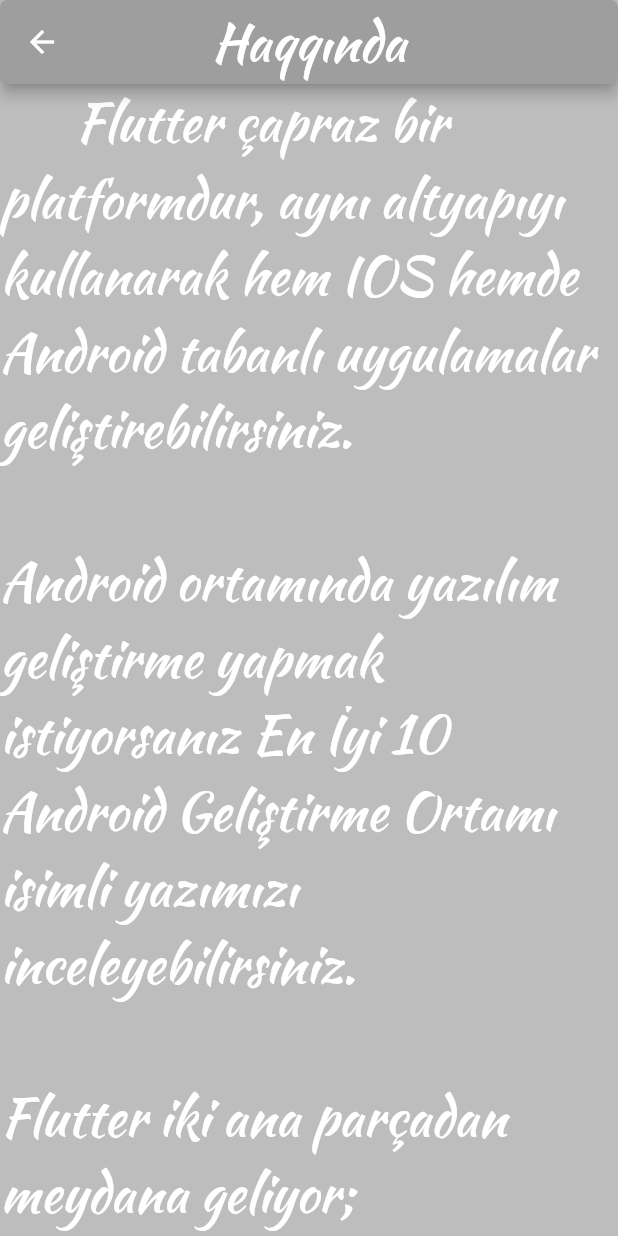
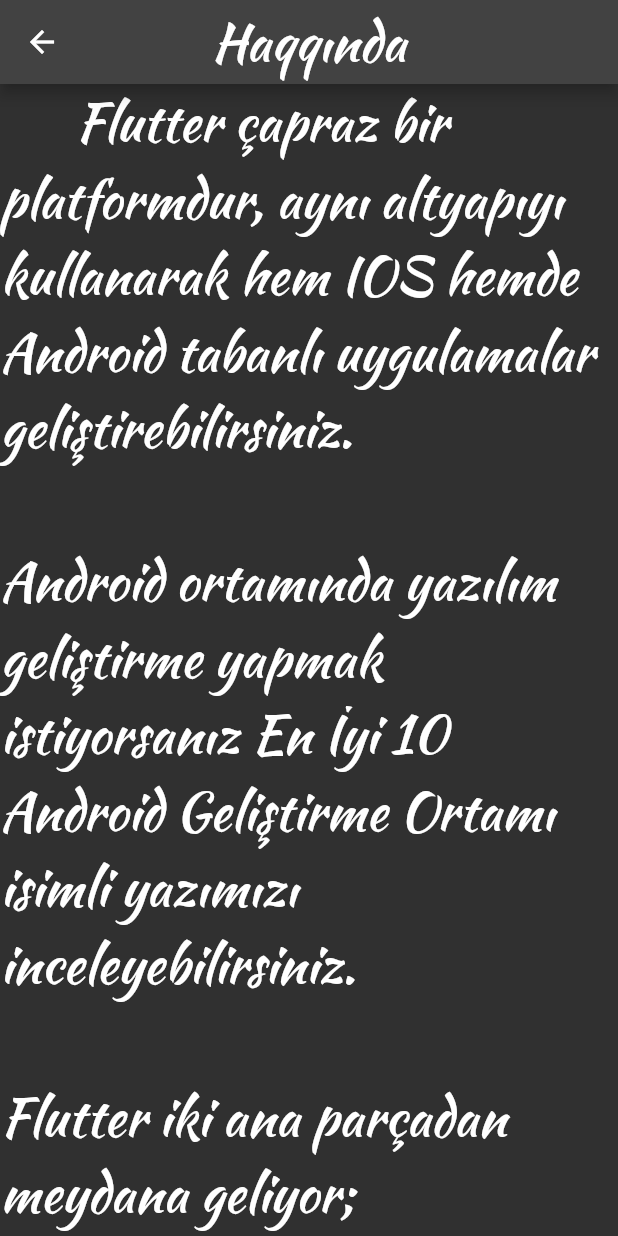
Before and after one commit to ramo828/numb_v3, a Flutter app: the screen it shows after launch, in the side drawer, after a tap on "Haqqında", on a phone screen of 412 x 824 dp. Run offline on Flutter 3.47's test engine with Material 2 defaults, Android fonts, the phone set to English and light mode, and no system bars; our stand-ins replace font_awesome_flutter, mask_text_input_formatter, shared_preferences, smooth_page_indicator, sqflite; accounts and stored records are empty; statements that could not run were skipped.

Commit message:
Provider controller dark mode

```diff
--- a/lib/database/db.dart
+++ b/lib/database/db.dart
@@ -24,7 +24,8 @@
 
   Future<void> createDB(Database db) async {
     await db.execute("""
-    CREATE TABLE if NOT EXISTS $tableName (id int, user TEXT, password TEXT)
+    CREATE TABLE if NOT EXISTS $tableName (
+    id int, user TEXT, password TEXT)
 """);
   }
 // Butun melumatlari tek datadan almaq ucun
--- a/lib/elements/loginElements.dart
+++ b/lib/elements/loginElements.dart
@@ -64,7 +64,7 @@
                           decoration: const InputDecoration(
                             border: InputBorder.none,
                             prefixIcon: Padding(
-                              padding: EdgeInsets.all(4.0),
+                              padding: EdgeInsets.all(5.0),
                               child: Icon(
                                 Icons.person,
                                 size: 40,
@@ -72,7 +72,9 @@
                             ),
                             prefix: Text(" "),
                             hintText: 'Istifadəçi adı',
-                            hintStyle: TextStyle(fontSize: 25),
+                            hintStyle: TextStyle(
+                              fontSize: 25,
+                            ),
                           ),
                           style: const TextStyle(
                             fontSize: 30,
@@ -201,6 +203,7 @@
       child: const Center(
         child: Text(
           "Daxil ol",
+          style: TextStyle(fontSize: 30),
         ),
       ),
     );
--- a/lib/main.dart
+++ b/lib/main.dart
@@ -1,5 +1,6 @@
 import 'package:flutter/material.dart';
 import 'package:font_awesome_flutter/font_awesome_flutter.dart';
+import 'package:provider/provider.dart';
 import 'package:routetest/account/account.dart';
 import 'package:routetest/database/db.dart';
 import 'package:routetest/pages/registerPages/registerPage.dart';
@@ -15,14 +16,19 @@
 
 late myDataBase db;
 late Account a;
+ThemeData? theme;
 String userName = "";
 String userPass = "";
 bool themeStatus = true;
-bool isLoading = false;
 
 void main(List<String> args) {
   runApp(
-    const YaziOrneyi(),
+    ChangeNotifierProvider<themeWrite>(
+      child: const YaziOrneyi(),
+      create: (context) {
+        return themeWrite();
+      },
+    ),
   );
 }
 
@@ -31,18 +37,7 @@
   sp.setBool('new', false);
 }
 
-void setThemeMode() async {
-  //
-  SharedPreferences sp = await SharedPreferences.getInstance();
-  if (sp.getBool("theme") == null) themeStatus == true;
-  if (themeStatus == true) {
-    themeStatus = false;
-  } else {
-    themeStatus = true;
-  }
-  sp.setBool('theme', themeStatus);
-}
-
+//Ilk defe programlari yekleyenler ucun
 Future<bool> getNewUser() async {
   SharedPreferences sp = await SharedPreferences.getInstance();
   return sp.getBool('new') ?? true;
@@ -56,38 +51,29 @@
 }
 
 class _YaziOrneyiState extends State<YaziOrneyi> {
-  Future<void> themeMode() async {
-    SharedPreferences sp = await SharedPreferences.getInstance();
-    themeStatus = await sp.getBool('theme') ?? true;
-    setState(() {});
-  }
-
   void dbInit() {
     try {
       db = myDataBase();
       db.open();
     } catch (e) {
-      // ignore: avoid_print
-      print(e);
+      debugPrint(e.toString());
     }
-    // ignore: avoid_print
-    print("Initilazed");
+    debugPrint("Initilazed");
   }
 
   void init() async {
     userName = await db.getUser('user');
     userPass = await db.getUser('password');
-    // ignore: avoid_print
-    await getNewUser() ? oldUser() : print("Old user");
+    await getNewUser() ? oldUser() : debugPrint("Old user");
   }
 
   @override
   void initState() {
+    Provider.of<themeWrite>(context, listen: false).themeInit();
+
     super.initState();
     dbInit();
     init();
-    themeMode();
-    isLoading = true;
   }
 
   @override
@@ -97,7 +83,7 @@
 
     return MaterialApp(
       debugShowCheckedModeBanner: false,
-      theme: themeStatus ? themeWrite().myTheme : ThemeData.dark(),
+      theme: Provider.of<themeWrite>(context).theme,
       initialRoute: '/',
       onGenerateRoute: (settings) {
         switch (settings.name) {
@@ -131,15 +117,7 @@
       home: Scaffold(
         drawer: const drawer(),
         appBar: appBar(),
-        body: isLoading
-            ? loginTwo()
-            : const Center(
-                child: SizedBox(
-                  height: 60,
-                  width: 60,
-                  child: CircularProgressIndicator(),
-                ),
-              ),
+        body: const loginTwo(),
       ),
     );
   }
@@ -148,7 +126,7 @@
     return AppBar(
       actions: [
         GestureDetector(
-          child: themeStatus
+          child: !Provider.of<themeWrite>(context, listen: false).getThemeMode
               ? const Padding(
                   padding: EdgeInsets.all(8.0),
                   child: Icon(
@@ -165,9 +143,7 @@
                 ),
           onTap: () {
             setState(() {
-              setThemeMode();
-              // ignore: avoid_print
-              print("onTap: $themeStatus");
+              Provider.of<themeWrite>(context, listen: false).toggle();
             });
           },
         ),
@@ -227,10 +203,9 @@
             onPageChanged: (value) {
               setState(() {});
             },
-            children: [
-              const loginPage(),
-              const register(),
-              Text("Login: $userName\nPassword: $userPass"),
+            children: const [
+              loginPage(),
+              register(),
             ],
           ),
         ),
--- a/lib/theme/themeData.dart
+++ b/lib/theme/themeData.dart
@@ -2,8 +2,7 @@
 import 'package:shared_preferences/shared_preferences.dart';
 
 ThemeData default1 = ThemeData(
-  // primaryColor: Colors.grey.shade400,
-  // primarySwatch: Colors.blueGrey,
+  // brightness: Brightness.dark,
   scaffoldBackgroundColor: Colors.grey.shade400,
   appBarTheme: AppBarTheme(
     backgroundColor: Colors.grey.shade500,
@@ -13,7 +12,6 @@
         Radius.circular(5.0),
       ),
     ),
-    // toolbarHeight: 30,
   ),
   materialTapTargetSize: MaterialTapTargetSize.padded,
   drawerTheme: DrawerThemeData(
@@ -30,20 +28,20 @@
   textTheme: TextTheme(
     bodyText1: TextStyle(
       fontSize: 21.0,
-      fontFamily: 'esasFont',
+      // fontFamily: 'esasFont',
       color: Colors.grey.shade300,
     ),
     bodyText2: const TextStyle(
       fontSize: 25.0,
-      fontFamily: 'esasFont',
+      // fontFamily: 'esasFont',
       color: Colors.white,
     ),
   ),
   hintColor: Colors.white,
-  fontFamily: 'esasFont',
+  // fontFamily: 'esasFont',
   dataTableTheme: DataTableThemeData(
     headingTextStyle: TextStyle(
-      fontFamily: 'esasFont',
+      // fontFamily: 'esasFont',
       fontSize: 20,
       color: Colors.purple.shade500,
     ),
@@ -53,7 +51,7 @@
     actionTextColor: Colors.white,
     contentTextStyle: const TextStyle(
       color: Colors.white,
-      fontFamily: 'esasFont',
+      // fontFamily: 'esasFont',
       fontSize: 20,
     ),
   ),
@@ -69,35 +67,46 @@
 
 // ignore: unused_element
 class themeWrite with ChangeNotifier {
-  SharedPreferences? _shared;
+  bool _dark = true;
+  bool _darkDef = true;
 
-  bool _dark = true;
-
-  Future<void> _createdPrefObj() async {
-    _shared = await SharedPreferences.getInstance();
+  void themeInit() async {
+    _darkDef = await getMode;
+    debugPrint("Dark : ${_darkDef}");
+    notifyListeners();
   }
 
   void toggle() async {
-    await loadData();
-    _dark ? _dark = false : _dark = true;
-    print(getMode);
+    await getMode ? _dark = false : _dark = true;
     saveData(_dark);
+    _darkDef = await getMode;
+    debugPrint("$_darkDef");
     notifyListeners();
   }
 
-  void saveData(bool value) {
-    _shared?.setBool("dark", value);
-    notifyListeners();
+  ThemeData get theme {
+    if (_darkDef == true)
+      return dark;
+    else
+      return default1;
   }
 
-  bool? get getMode => _shared?.getBool("dark");
+  void saveData(bool value) async {
+    SharedPreferences sp = await SharedPreferences.getInstance();
 
-  Future loadData() async {
-    await _createdPrefObj();
+    sp.setBool("dark", value);
   }
 
-  ThemeData get myTheme {
-    loadData();
-    return getMode == true ? dark : default1;
+  Future<bool> get getMode async {
+    SharedPreferences sp = await SharedPreferences.getInstance();
+    bool value = await sp.getBool("dark")!;
+    if (value != null)
+      return value;
+    else
+      return false;
+  }
+
+  bool get getThemeMode {
+    return _darkDef;
   }
 }
```
Also changed, not shown: 1 other file.
